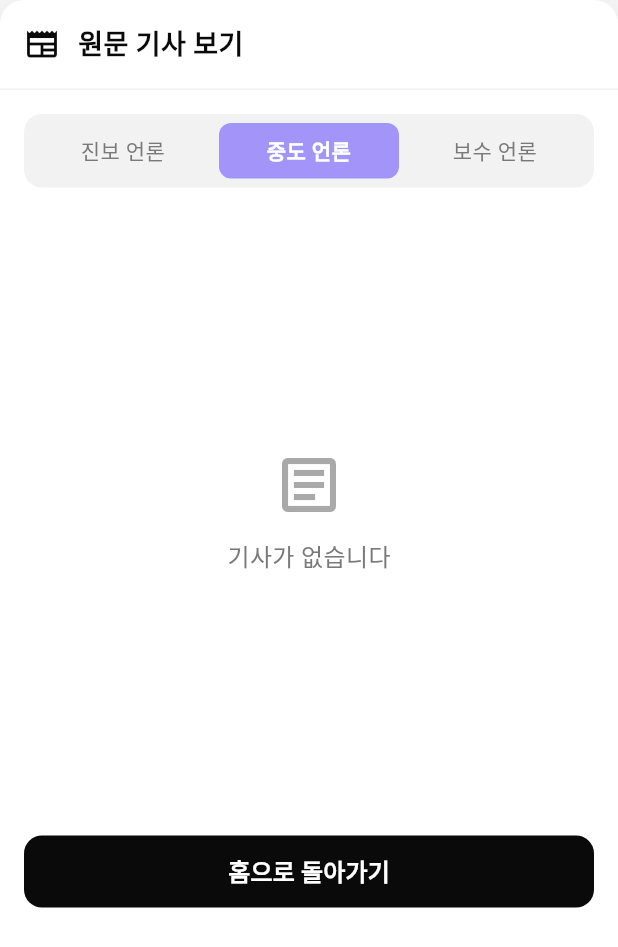
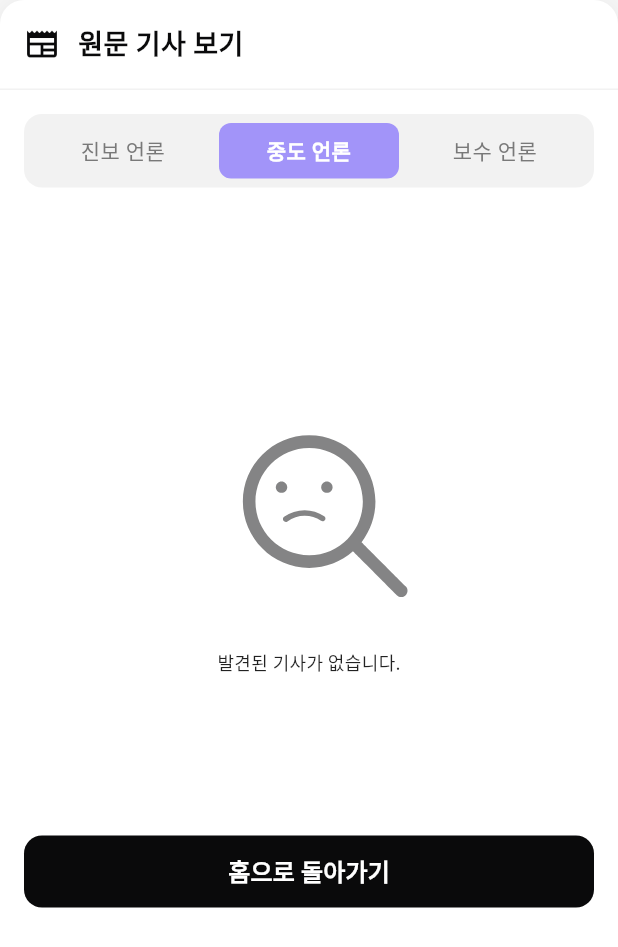
Before and after one commit to PassionDevelopers/mobile, a Flutter app: the SourceListPage widget shown alone on an empty page, opened directly with empty values, on a phone screen of 412 x 824 dp. Shown: the top 947 px of the screen. Run offline on Flutter 3.47's test engine with Material 3 defaults, Android fonts, the phone set to English and light mode, and no system bars; drawn by our look-alikes of auto_size_text; our stand-ins replace chat_bubbles, cloud_firestore, dio, firebase_auth, firebase_core, firebase_messaging and 17 more; missing offline and left inert: amplitude_flutter, autoscale_tabbarview, clarity_flutter, flutter_sliding_up_panel, language_code, sign_button and 2 more; accounts and stored records are empty; generated files the repository leaves out were written again; network calls fail.

Commit message:
ios 1.0.9

```diff
--- a/lib/presentation/issue_detail_feed/components/source_list_page.dart
+++ b/lib/presentation/issue_detail_feed/components/source_list_page.dart
@@ -1,6 +1,7 @@
 import 'dart:developer';
 
 import 'package:could_be/core/components/layouts/text_helper.dart';
+import 'package:could_be/core/components/loading/not_found.dart';
 import 'package:could_be/domain/entities/articles_group_by_bias.dart';
 import 'package:could_be/presentation/media/media_components.dart';
 import 'package:flutter/material.dart';
@@ -82,26 +83,7 @@ class _SourceListPageState extends State<SourceListPage>
     required List<OneSourceArticles> oneSourceArticles,
   }) {
     return oneSourceArticles.isEmpty
-        ? Container(
-          height: 200,
-          child: Center(
-            child: Column(
-              mainAxisAlignment: MainAxisAlignment.center,
-              children: [
-                Icon(
-                  Icons.article_outlined,
-                  size: 48,
-                  color: AppColors.gray3,
-                ),
-                SizedBox(height: MyPaddings.medium),
-                Text(
-                  '기사가 없습니다',
-                  style: TextStyle(color: AppColors.gray2, fontSize: 16),
-                ),
-              ],
-            ),
-          ),
-        )
+        ? NotFound(notFoundType: NotFoundType.article)
         : SingleChildScrollView(
           child: Column(
             children: [
--- a/lib/presentation/issue_detail_feed/issue_detail_feed_root.dart
+++ b/lib/presentation/issue_detail_feed/issue_detail_feed_root.dart
@@ -156,7 +156,7 @@ class _IssueDetailFeedRootState extends State<IssueDetailFeedRoot> {
                                           moveToNextPage(1);
                                         },
                                       ),
-                                      SizedBox(height: MyPaddings.extraLarge),
+                                      if (issue.commonSummary != null) SizedBox(height: MyPaddings.extraLarge),
 
                                       if (issue.commonSummary != null)
                                         IssueDetailCommonSummary(
@@ -169,7 +169,7 @@ class _IssueDetailFeedRootState extends State<IssueDetailFeedRoot> {
                                       if (issue.leftComparison != null &&
                                           issue.centerComparison != null &&
                                           issue.rightComparison != null)
-                                        SizedBox(height: MyPaddings.extraLarge),
+                                        SizedBox(height: MyPaddings.large),
 
                                       if (issue.leftComparison != null &&
                                           issue.centerComparison != null &&
@@ -225,7 +225,7 @@ class _IssueDetailFeedRootState extends State<IssueDetailFeedRoot> {
                                         postDasiScore: viewModel.postDasiScore,
                                       ),
 
-                                      SizedBox(height: MyPaddings.extraLarge * 2),
+                                      SizedBox(height: MyPaddings.extraLarge),
 
                                       SourceListPage(
                                         articlesGBBAS:
@@ -239,8 +239,7 @@ class _IssueDetailFeedRootState extends State<IssueDetailFeedRoot> {
                                           );
                                         },
                                       ),
-                                      SizedBox(height: MyPaddings.large),
-
+                                      SizedBox(height: MyPaddings.extraLarge),
                                       // Padding(
                                       //   padding: EdgeInsets.symmetric(horizontal: MyPaddings.large),
                                       //   child: CustomReportPage(),
--- a/lib/presentation/log_in/login_view.dart
+++ b/lib/presentation/log_in/login_view.dart
@@ -1,16 +1,12 @@
-import 'dart:developer';
 import 'dart:io';
 import 'package:could_be/core/components/buttons/login_button.dart';
 import 'package:could_be/core/di/di_setup.dart';
 import 'package:could_be/core/themes/margins_paddings.dart';
 import 'package:could_be/presentation/log_in/login_view_model.dart';
-import 'package:could_be/presentation/my_page/main/my_page_view_model.dart';
 import 'package:could_be/ui/fonts.dart';
 import 'package:flutter/foundation.dart';
 import 'package:flutter/material.dart';
-import 'package:google_fonts/google_fonts.dart';
 import 'package:sign_button/constants.dart';
-import '../../core/components/layouts/scaffold_layout.dart';
 import '../../ui/color.dart';
 
 class LoginView extends StatelessWidget {
--- a/pubspec.yaml
+++ b/pubspec.yaml
@@ -16,7 +16,7 @@ publish_to: 'none' # Remove this line if you wish to publish to pub.dev
 # https://developer.apple.com/library/archive/documentation/General/Reference/InfoPlistKeyReference/Articles/CoreFoundationKeys.html
 # In Windows, build-name is used as the major, minor, and patch parts
 # of the product and file versions while build-number is used as the build suffix.
-version: 1.0.8+11
+version: 1.0.9+12
 
 environment:
   sdk: ^3.7.2
```
